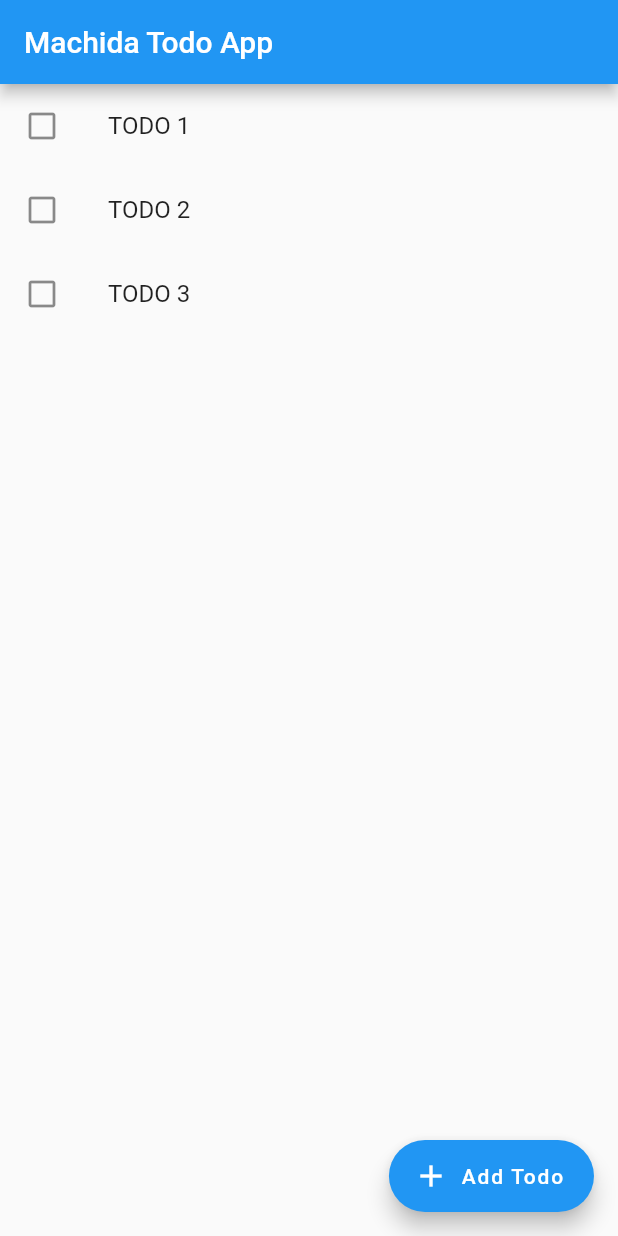
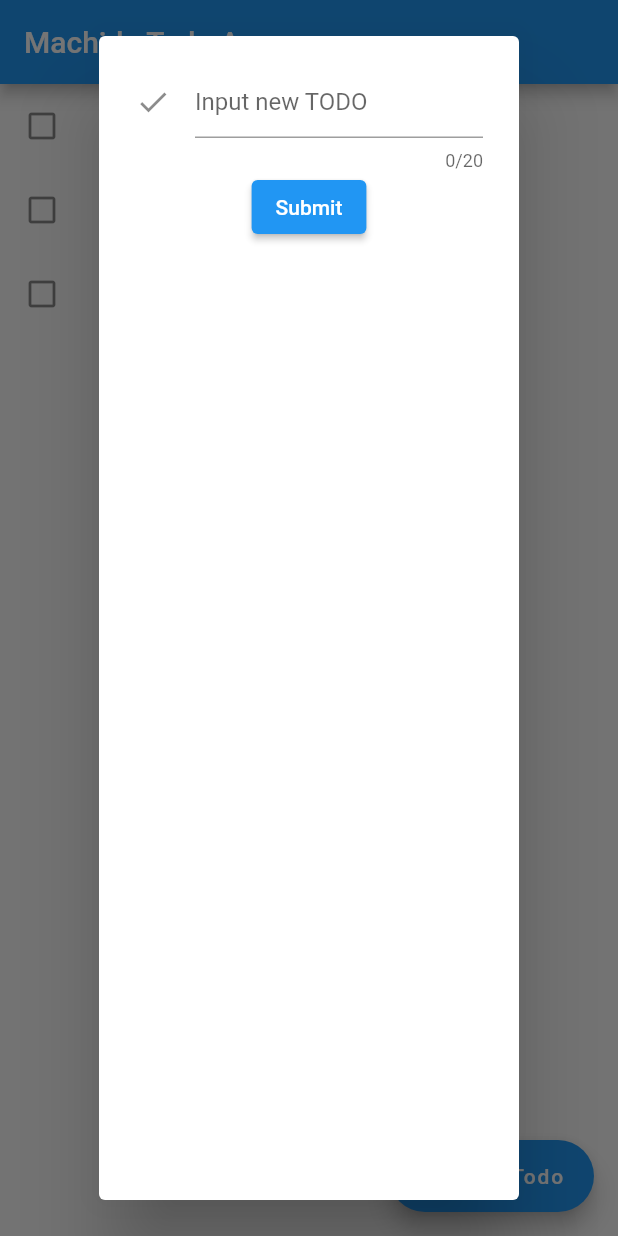
Before and after one commit to k0mach1/flutter_todo_app, a Flutter app: the screen it shows after launch, after a tap on "Add Todo", on a phone screen of 412 x 824 dp. Run offline on Flutter 3.47's test engine with Material 2 defaults, Android fonts, the light colour scheme and no system bars.

Commit message:
implement add todo modal

```diff
--- /dev/null
+++ b/lib/components/add_todo_modal.dart
@@ -0,0 +1,48 @@
+import 'package:flutter/material.dart';
+import 'package:flutter/services.dart';
+
+class AddTodoModal extends StatefulWidget {
+  const AddTodoModal({super.key});
+
+  @override
+  State<StatefulWidget> createState() {
+    return AddTodoModalState();
+  }
+}
+
+class AddTodoModalState extends State<AddTodoModal> {
+
+  String _todo = '';
+
+  void handleText(String todo) {
+    setState(() {
+      _todo = todo;
+    });
+  }
+
+  @override
+  Widget build(BuildContext context) {
+    return AlertDialog(
+      content: Column(
+        mainAxisSize: MainAxisSize.max,
+        children: [
+          TextField(
+            enabled: true,
+            maxLength: 20,
+            maxLengthEnforcement: MaxLengthEnforcement.enforced,
+            maxLines: 1,
+            decoration: const InputDecoration(
+              icon: Icon(Icons.check),
+              hintText: 'Input new TODO',
+            ),
+            onChanged: handleText,
+          ),
+          ElevatedButton(onPressed: () {
+            Navigator.pop(context, _todo);
+          }, child: const Text('Submit'))
+        ],
+      ),
+    );
+  }
+
+}
--- a/lib/pages/home_page.dart
+++ b/lib/pages/home_page.dart
@@ -1,9 +1,34 @@
 import 'package:flutter/material.dart';
+import 'package:flutter_todo_app/components/add_todo_modal.dart';
 import 'package:flutter_todo_app/components/todo_list.dart';
 
-class HomePage extends StatelessWidget {
+class HomePage extends StatefulWidget {
+  @override
+  State<StatefulWidget> createState() {
+    return HomePageState();
+  }
+}
 
-  List<String> todos = ['TODO 1', 'TODO 2', 'TODO 3'];
+class HomePageState extends State<HomePage> {
+
+  List<String> _todos = ['TODO 1', 'TODO 2', 'TODO 3'];
+
+  void showAddTodoModal() async {
+    var result = await showDialog(
+      context: context,
+      builder: (_) { return AddTodoModal(); },
+    );
+    setState(() {
+      addTodo(result);
+    });
+  }
+
+  void addTodo(Object? result) {
+    String todo = (result ?? 'null') as String;
+    if (todo.isNotEmpty) {
+      _todos.add(todo);
+    }
+  }
 
   @override
   Widget build(BuildContext context) {
@@ -11,9 +36,9 @@ class HomePage extends StatelessWidget {
       appBar: AppBar(
         title: Text('Machida Todo App'),
       ),
-      body: TodoList(todos: todos),
-      floatingActionButton:  FloatingActionButton.extended(
-        onPressed: () { return; },
+      body: TodoList(todos: _todos),
+      floatingActionButton: FloatingActionButton.extended(
+        onPressed: showAddTodoModal,
         icon: const Icon(Icons.add),
         label: Text('Add Todo'),
       ),
```
